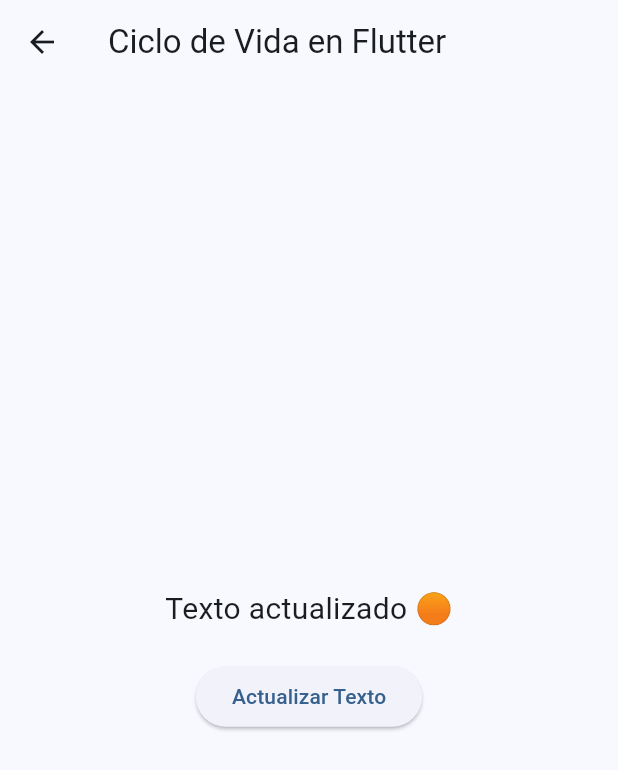
After one commit to SofiaToro018/talleres_moviles, a Flutter app: the CicloVidaScreen screen opened directly, after a tap on "Actualizar Texto", on a phone screen of 412 x 824 dp. The commit adds this screen. Shown: the top 770 px of the screen. Run offline on Flutter 3.47's test engine with Material 3 defaults, Android fonts, the phone set to English and light mode, and no system bars; our stand-ins replace go_router; network calls fail.

Commit message:
feat: Agregar pantalla CicloVida y CustomDrawer para navegación

```diff
--- a/lib/routes/app_router.dart
+++ b/lib/routes/app_router.dart
@@ -2,7 +2,6 @@ import 'package:go_router/go_router.dart';
 import '../view/home/home_screen.dart';
 import '../view/paso_parametros/paso_parametros_screen.dart';
 import '../view/paso_parametros/detalle_screen.dart';
-// Si tienes ciclo de vida, también:
 import '../view/ciclo_vida/ciclo_vida_screen.dart';
 
 final GoRouter appRouter = GoRouter(
--- /dev/null
+++ b/lib/view/ciclo_vida/ciclo_vida_screen.dart
@@ -0,0 +1,74 @@
+import 'package:flutter/foundation.dart';
+import 'package:flutter/material.dart';
+
+class CicloVidaScreen extends StatefulWidget {
+  const CicloVidaScreen({super.key});
+
+  @override
+  State<CicloVidaScreen> createState() => _CicloVidaScreenState();
+}
+
+class _CicloVidaScreenState extends State<CicloVidaScreen> {
+  String texto = "Texto inicial 🟢";
+
+  /// Se ejecuta una vez cuando la pantalla es creada.
+  @override
+  void initState() {
+    super.initState();
+    if (kDebugMode) {
+      print("🟢 initState() -> La pantalla se ha inicializado");
+    }
+  }
+
+  /// Se ejecuta cada vez que las dependencias del widget cambian
+  @override
+  void didChangeDependencies() {
+    super.didChangeDependencies();
+    if (kDebugMode) {
+      print("🟡 didChangeDependencies() -> Tema actual");
+    }
+  }
+
+  /// Se ejecuta cada vez que el widget es reconstruido.
+  @override
+  Widget build(BuildContext context) {
+    if (kDebugMode) {
+      print("🔵 build() -> Construyendo la pantalla");
+    }
+    return Scaffold(
+      appBar: AppBar(title: const Text('Ciclo de Vida en Flutter')),
+      body: Center(
+        child: Column(
+          mainAxisAlignment: MainAxisAlignment.center,
+          children: [
+            Text(texto, style: const TextStyle(fontSize: 20)),
+            const SizedBox(height: 20),
+            ElevatedButton(
+              onPressed: actualizarTexto,
+              child: const Text("Actualizar Texto"),
+            ),
+          ],
+        ),
+      ),
+    );
+  }
+
+  // Actualiza el texto y lo muestra en la pantalla
+  void actualizarTexto() {
+    setState(() {
+      texto = "Texto actualizado 🟠";
+      if (kDebugMode) {
+        print("🟠 setState() -> Estado actualizado");
+      }
+    });
+  }
+
+  /// Se ejecuta cuando el widget es eliminado de la memoria.
+  @override
+  void dispose() {
+    if (kDebugMode) {
+      print("🔴 dispose() -> La pantalla se ha destruido");
+    }
+    super.dispose();
+  }
+}
--- a/lib/view/home/home_screen.dart
+++ b/lib/view/home/home_screen.dart
@@ -1,6 +1,7 @@
 import 'package:flutter/material.dart';
 import '../../widgets/custom_drawer.dart';
 import 'package:go_router/go_router.dart';
+import '../../themes/app_theme.dart';
 
 class HomeScreen extends StatelessWidget {
   const HomeScreen({super.key});
```
Also changed, not shown: lib/widgets/custom_drawer.dart (added, +44 -0 lines).
